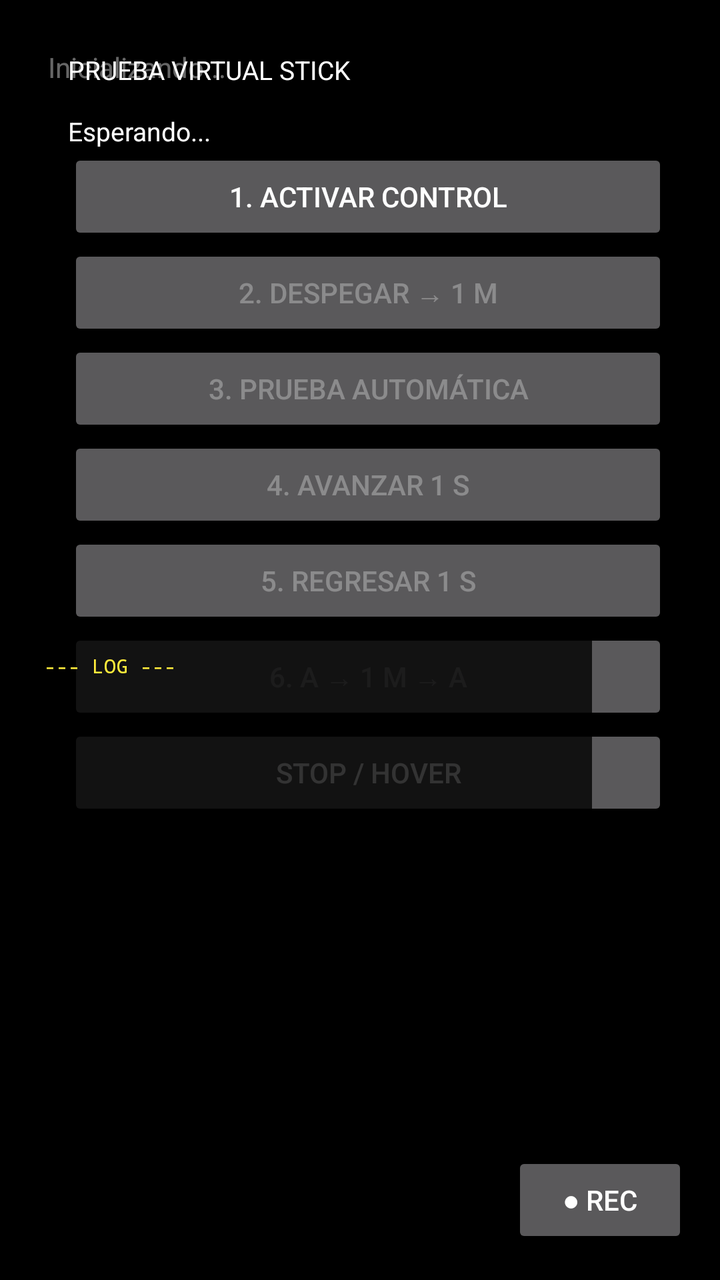
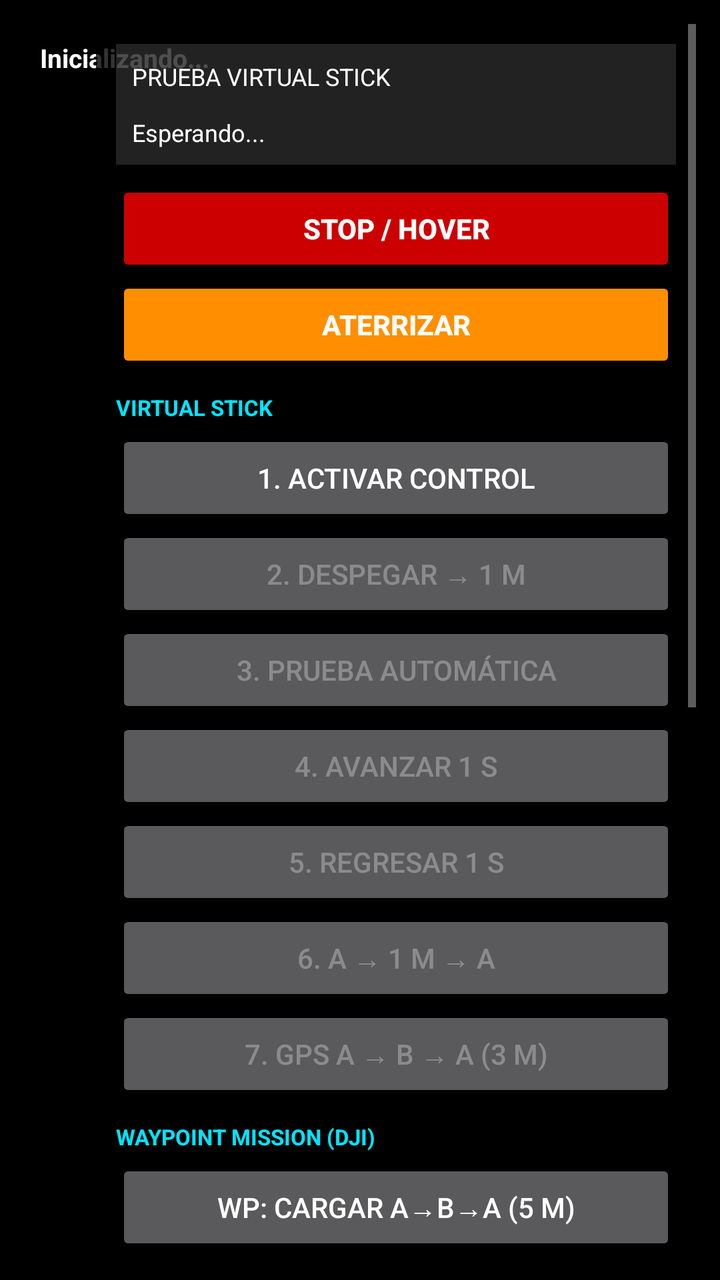

The first picture is an Android layout as it rendered before a commit; the second is the same layout after the commit. The layout source and the unified diff follow.
<!-- AndroidManifest.xml: application theme Theme.MavicAirTelemetry -->
<!-- res/layout/activity_main.xml -->
<?xml version="1.0" encoding="utf-8"?>
<FrameLayout xmlns:android="http://schemas.android.com/apk/res/android"
    android:layout_width="match_parent"
    android:layout_height="match_parent"
    android:background="#000000">

    <TextureView
        android:id="@+id/videoSurface"
        android:layout_width="match_parent"
        android:layout_height="match_parent" />

    
    <TextView
        android:id="@+id/statusText"
        android:layout_width="wrap_content"
        android:layout_height="wrap_content"
        android:layout_gravity="top|start"
        android:layout_margin="16dp"
        android:background="#66000000"
        android:padding="8dp"
        android:text="Inicializando..."
        android:textColor="#FFFFFF"
        android:textSize="14sp" />

    
    <TextView
        android:id="@+id/telemetryText"
        android:layout_width="wrap_content"
        android:layout_height="wrap_content"
        android:layout_gravity="bottom|start"
        android:layout_marginStart="16dp"
        android:layout_marginBottom="16dp"
        android:background="#66000000"
        android:padding="8dp"
        android:text=""
        android:textColor="#FFFFFF"
        android:textSize="14sp" />

    
    <ScrollView
        android:layout_width="320dp"
        android:layout_height="wrap_content"
        android:layout_gravity="top|end"
        android:layout_margin="16dp"
        android:background="#99000000"
        android:fillViewport="true">

        <LinearLayout
            android:layout_width="match_parent"
            android:layout_height="wrap_content"
            android:orientation="vertical"
            android:padding="10dp">

            <TextView
                android:id="@+id/virtualStickText"
                android:layout_width="match_parent"
                android:layout_height="wrap_content"
                android:text="PRUEBA VIRTUAL STICK&#10;&#10;Esperando..."
                android:textColor="#FFFFFF"
                android:textSize="13sp" />

            <Button
                android:id="@+id/enableVirtualStickButton"
                android:layout_width="match_parent"
                android:layout_height="wrap_content"
                android:text="1. ACTIVAR CONTROL" />

            <Button
                android:id="@+id/takeoffButton"
                android:layout_width="match_parent"
                android:layout_height="wrap_content"
                android:enabled="false"
                android:text="2. DESPEGAR → 1 m" />

            <Button
                android:id="@+id/autoTestButton"
                android:layout_width="match_parent"
                android:layout_height="wrap_content"
                android:enabled="false"
                android:text="3. PRUEBA AUTOMÁTICA" />

            <Button
                android:id="@+id/testForwardButton"
                android:layout_width="match_parent"
                android:layout_height="wrap_content"
                android:enabled="false"
                android:text="4. AVANZAR 1 s" />

            <Button
                android:id="@+id/returnButton"
                android:layout_width="match_parent"
                android:layout_height="wrap_content"
                android:enabled="false"
                android:text="5. REGRESAR 1 s" />

            <Button
                android:id="@+id/testOneMeterButton"
                android:layout_width="match_parent"
                android:layout_height="wrap_content"
                android:enabled="false"
                android:text="6. A → 1 m → A" />

            <Button
                android:id="@+id/emergencyStopButton"
                android:layout_width="match_parent"
                android:layout_height="wrap_content"
                android:text="STOP / HOVER" />

        </LinearLayout>
    </ScrollView>

    
    <Button
        android:id="@+id/recButton"
        android:layout_width="wrap_content"
        android:layout_height="wrap_content"
        android:layout_gravity="bottom|end"
        android:layout_margin="16dp"
        android:text="● REC" />

    
    
    
    
    
    <ScrollView
        android:id="@+id/errorLogScroll"
        android:layout_width="280dp"
        android:layout_height="180dp"
        android:layout_gravity="bottom|start"
        android:layout_marginStart="16dp"
        android:layout_marginBottom="140dp"
        android:background="#CC000000"
        android:padding="6dp">

        <TextView
            android:id="@+id/errorLogText"
            android:layout_width="match_parent"
            android:layout_height="wrap_content"
            android:fontFamily="monospace"
            android:text="--- LOG ---"
            android:textColor="#FFEB3B"
            android:textSize="10sp" />
    </ScrollView>

</FrameLayout>
<!-- resources referenced by this layout -->
<resources>
  <style name="Theme.MavicAirTelemetry" parent="Theme.AppCompat.NoActionBar">
          <item name="colorPrimary">#212121</item>
          <item name="colorPrimaryDark">#000000</item>
          <item name="colorAccent">#00E5FF</item>
      </style>
</resources>

<!-- the commit's change to res/layout/activity_main.xml (unified diff, before → after) -->
@@ -4,6 +4,7 @@
     android:layout_height="match_parent"
     android:background="#000000">
 
+    
     <TextureView
         android:id="@+id/videoSurface"
         android:layout_width="match_parent"
@@ -15,12 +16,13 @@
         android:layout_width="wrap_content"
         android:layout_height="wrap_content"
         android:layout_gravity="top|start"
-        android:layout_margin="16dp"
-        android:background="#66000000"
+        android:layout_margin="12dp"
+        android:background="#99000000"
         android:padding="8dp"
         android:text="Inicializando..."
         android:textColor="#FFFFFF"
-        android:textSize="14sp" />
+        android:textSize="13sp"
+        android:textStyle="bold" />
 
     
     <TextView
@@ -28,21 +30,22 @@
         android:layout_width="wrap_content"
         android:layout_height="wrap_content"
         android:layout_gravity="bottom|start"
-        android:layout_marginStart="16dp"
-        android:layout_marginBottom="16dp"
-        android:background="#66000000"
+        android:layout_marginStart="12dp"
+        android:layout_marginBottom="12dp"
+        android:background="#99000000"
+        android:fontFamily="monospace"
         android:padding="8dp"
         android:text=""
         android:textColor="#FFFFFF"
-        android:textSize="14sp" />
+        android:textSize="13sp" />
 
     
     <ScrollView
-        android:layout_width="320dp"
-        android:layout_height="wrap_content"
+        android:layout_width="300dp"
+        android:layout_height="match_parent"
         android:layout_gravity="top|end"
-        android:layout_margin="16dp"
-        android:background="#99000000"
+        android:layout_margin="12dp"
+        android:background="#CC000000"
         android:fillViewport="true">
 
         <LinearLayout
@@ -55,14 +58,48 @@
                 android:id="@+id/virtualStickText"
                 android:layout_width="match_parent"
                 android:layout_height="wrap_content"
+                android:background="#22FFFFFF"
+                android:padding="8dp"
                 android:text="PRUEBA VIRTUAL STICK&#10;&#10;Esperando..."
                 android:textColor="#FFFFFF"
-                android:textSize="13sp" />
+                android:textSize="12sp" />
+
+            
+            <Button
+                android:id="@+id/emergencyStopButton"
+                android:layout_width="match_parent"
+                android:layout_height="wrap_content"
+                android:layout_marginTop="8dp"
+                android:backgroundTint="#CC0000"
+                android:text="STOP / HOVER"
+                android:textColor="#FFFFFF"
+                android:textStyle="bold" />
+
+            <Button
+                android:id="@+id/landingButton"
+                android:layout_width="match_parent"
+                android:layout_height="wrap_content"
+                android:backgroundTint="#FF8F00"
+                android:enabled="false"
+                android:text="ATERRIZAR"
+                android:textColor="#FFFFFF"
+                android:textStyle="bold" />
+
+            
+            <TextView
+                android:layout_width="match_parent"
+                android:layout_height="wrap_content"
+                android:layout_marginTop="10dp"
+                android:text="VIRTUAL STICK"
+                android:textColor="#00E5FF"
+                android:textSize="11sp"
+                android:textStyle="bold" />
 
             <Button
                 android:id="@+id/enableVirtualStickButton"
                 android:layout_width="match_parent"
                 android:layout_height="wrap_content"
+                android:layout_marginTop="4dp"
                 android:text="1. ACTIVAR CONTROL" />
 
             <Button
@@ -101,46 +138,108 @@
                 android:text="6. A → 1 m → A" />
 
             <Button
-                android:id="@+id/emergencyStopButton"
-                android:layout_width="match_parent"
-                android:layout_height="wrap_content"
-                android:text="STOP / HOVER" />
+                android:id="@+id/gpsOutAndBackButton"
+                android:layout_width="match_parent"
+                android:layout_height="wrap_content"
+                android:enabled="false"
+                android:text="7. GPS A → B → A (3 m)" />
+
+            
+            <TextView
+                android:layout_width="match_parent"
+                android:layout_height="wrap_content"
+                android:layout_marginTop="10dp"
+                android:text="WAYPOINT MISSION (DJI)"
+                android:textColor="#00E5FF"
+                android:textSize="11sp"
+                android:textStyle="bold" />
+
+            <Button
+                android:id="@+id/wpLoadTestButton"
+                android:layout_width="match_parent"
+                android:layout_height="wrap_content"
+                android:layout_marginTop="4dp"
+                android:text="WP: CARGAR A→B→A (5 m)" />
+
+            <Button
+                android:id="@+id/wpLoadServerButton"
+                android:layout_width="match_parent"
+                android:layout_height="wrap_content"
+                android:text="WP: CARGAR RUTA DEL PANEL" />
+
+            <Button
+                android:id="@+id/wpUploadButton"
+                android:layout_width="match_parent"
+                android:layout_height="wrap_content"
+                android:enabled="false"
+                android:text="WP: SUBIR AL DRON" />
+
+            <Button
+                android:id="@+id/wpStartButton"
+                android:layout_width="match_parent"
+                android:layout_height="wrap_content"
+                android:enabled="false"
+                android:text="WP: INICIAR MISIÓN" />
+
+            <Button
+                android:id="@+id/wpStopButton"
+                android:layout_width="match_parent"
+                android:layout_height="wrap_content"
+                android:enabled="false"
+                android:text="WP: DETENER MISIÓN" />
+
+            
+            <TextView
+                android:layout_width="match_parent"
+                android:layout_height="wrap_content"
+                android:layout_marginTop="10dp"
+                android:text="VIDEO Y SERVIDOR"
+                android:textColor="#00E5FF"
+                android:textSize="11sp"
+                android:textStyle="bold" />
+
+            <Button
+                android:id="@+id/recButton"
+                android:layout_width="match_parent"
+                android:layout_height="wrap_content"
+                android:layout_marginTop="4dp"
+                android:text="● REC" />
+
+            <Button
+                android:id="@+id/serverButton"
+                android:layout_width="match_parent"
+                android:layout_height="wrap_content"
+                android:text="PC: configurar IP" />
+
+            
+            <TextView
+                android:layout_width="match_parent"
+                android:layout_height="wrap_content"
+                android:layout_marginTop="10dp"
+                android:text="--- LOG ---"
+                android:textColor="#FFFFFF"
+                android:textSize="11sp"
+                android:textStyle="bold" />
+
+            <ScrollView
+                android:id="@+id/errorLogScroll"
+                android:layout_width="match_parent"
+                android:layout_height="140dp"
+                android:layout_marginTop="4dp"
+                android:background="#33000000"
+                android:padding="4dp">
+
+                <TextView
+                    android:id="@+id/errorLogText"
+                    android:layout_width="match_parent"
+                    android:layout_height="wrap_content"
+                    android:fontFamily="monospace"
+                    android:text="--- LOG ---"
+                    android:textColor="#FFEB3B"
+                    android:textSize="10sp" />
+            </ScrollView>
 
         </LinearLayout>
     </ScrollView>
 
-    
-    <Button
-        android:id="@+id/recButton"
-        android:layout_width="wrap_content"
-        android:layout_height="wrap_content"
-        android:layout_gravity="bottom|end"
-        android:layout_margin="16dp"
-        android:text="● REC" />
-
-    
-    
-    
-    
-    
-    <ScrollView
-        android:id="@+id/errorLogScroll"
-        android:layout_width="280dp"
-        android:layout_height="180dp"
-        android:layout_gravity="bottom|start"
-        android:layout_marginStart="16dp"
-        android:layout_marginBottom="140dp"
-        android:background="#CC000000"
-        android:padding="6dp">
-
-        <TextView
-            android:id="@+id/errorLogText"
-            android:layout_width="match_parent"
-            android:layout_height="wrap_content"
-            android:fontFamily="monospace"
-            android:text="--- LOG ---"
-            android:textColor="#FFEB3B"
-            android:textSize="10sp" />
-    </ScrollView>
-
 </FrameLayout>
